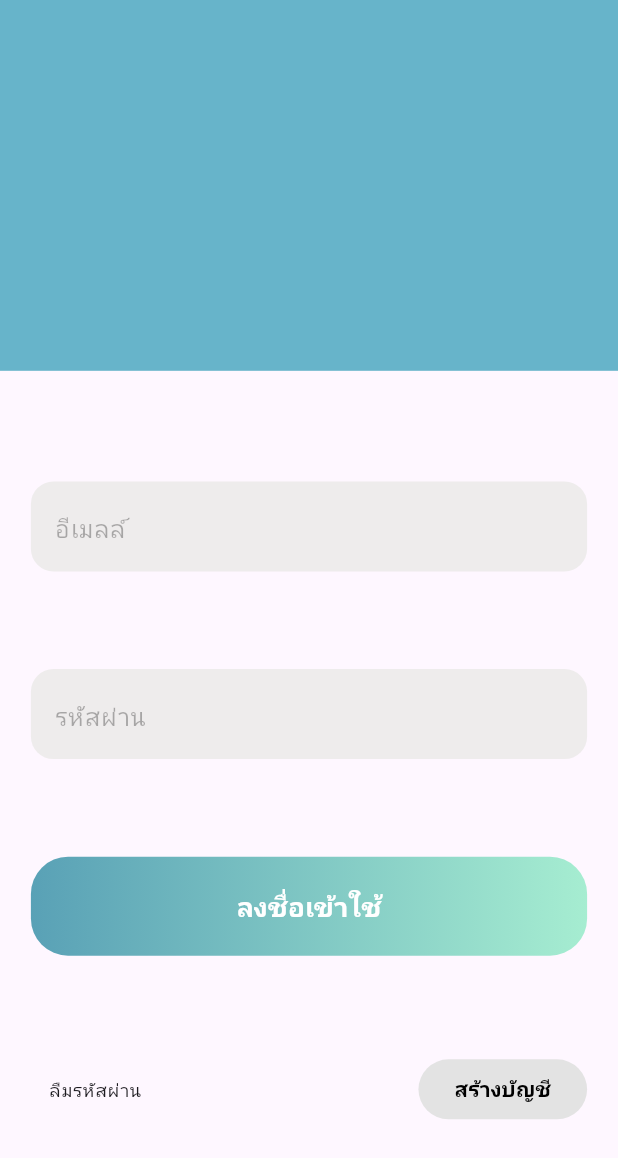
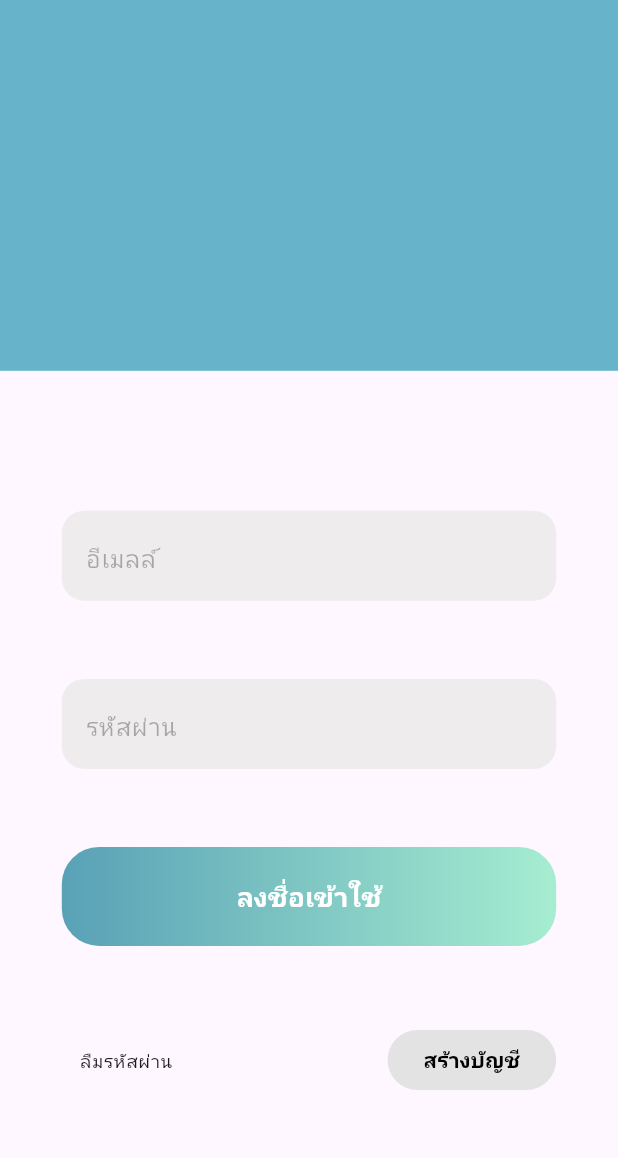
Before and after one commit to TaNuNian/workmai, a Flutter app: the LoginPage2 screen opened directly, on a phone screen of 412 x 824 dp. Shown: the top 1158 px of the screen. Run offline on Flutter 3.47's test engine with Material 3 defaults, Android fonts, the phone set to English and light mode, and no system bars; our stand-ins replace firebase_auth, firebase_core, form_field_validator, google_fonts; missing offline and left inert: dart:js_interop; accounts and stored records are empty; Roboto replaces fonts that are missing (Sarabun).

Commit message:
Finishing login_page_2.dart 3

```diff
--- a/lib/src/pre_pages/login_page/login_page_2.dart
+++ b/lib/src/pre_pages/login_page/login_page_2.dart
@@ -4,14 +4,15 @@ import 'package:workmai/src/pre_pages/login_page/login_page_widget/login_textbox
 import 'login_page_widget/create_user.dart';
 import 'login_page_widget/forgot_password.dart';
 import 'login_page_widget/login_banner.dart';
-import 'login_page_widget/login_textfield.dart';
 import 'login_page_widget/signin_button.dart';
 
 class LoginPage2 extends StatefulWidget {
   const LoginPage2({super.key});
 
   @override
-  _LoginPage2State createState() => _LoginPage2State();
+  _LoginPage2State createState() {
+    return _LoginPage2State();
+  }
 }
 
 class _LoginPage2State extends State<LoginPage2> {
@@ -26,7 +27,9 @@ class _LoginPage2State extends State<LoginPage2> {
             const LoginBanner(),
             Padding(
               padding: EdgeInsets.symmetric(
-                  vertical: height * 0.05, horizontal: width * 0.05),
+                vertical: height * 0.05,
+                horizontal: width * 0.1,
+              ),
               child: SizedBox(
                 width: double.infinity,
                 height: height * 0.6,
@@ -35,7 +38,7 @@ class _LoginPage2State extends State<LoginPage2> {
                 // ),
                 child: const Column(
                   crossAxisAlignment: CrossAxisAlignment.stretch,
-                  mainAxisAlignment: MainAxisAlignment.spaceAround,
+                  mainAxisAlignment: MainAxisAlignment.spaceEvenly,
                   children: [
                     LoginTextbox(
                         hint: 'อีเมลล์', obsec: false, type: 'อีเมลล์'),
--- a/lib/src/pre_pages/login_page/login_page_widget/login_textfield.dart
+++ b/lib/src/pre_pages/login_page/login_page_widget/login_textfield.dart
@@ -52,7 +52,7 @@ class _LoginTextfieldState extends State<LoginTextfield> {
                 if (!widget.obsec)
                   EmailValidator(errorText: "โปรดใส่ ${widget.type.toString()} ที่ถูกต้อง"),
                 ]
-            ).call,
+            ),
             obscureText: widget.obsec,
             decoration: InputDecoration(
               hintText: widget.hint,
```
Also changed, not shown: lib/src/custom_appbar/custom_appbar.dart (added, +24 -0 lines), lib/src/decor/padding.dart (added, +27 -0 lines), lib/src/pre_pages/register_page/register_page.dart (+15 -4 lines), 1 other file.
